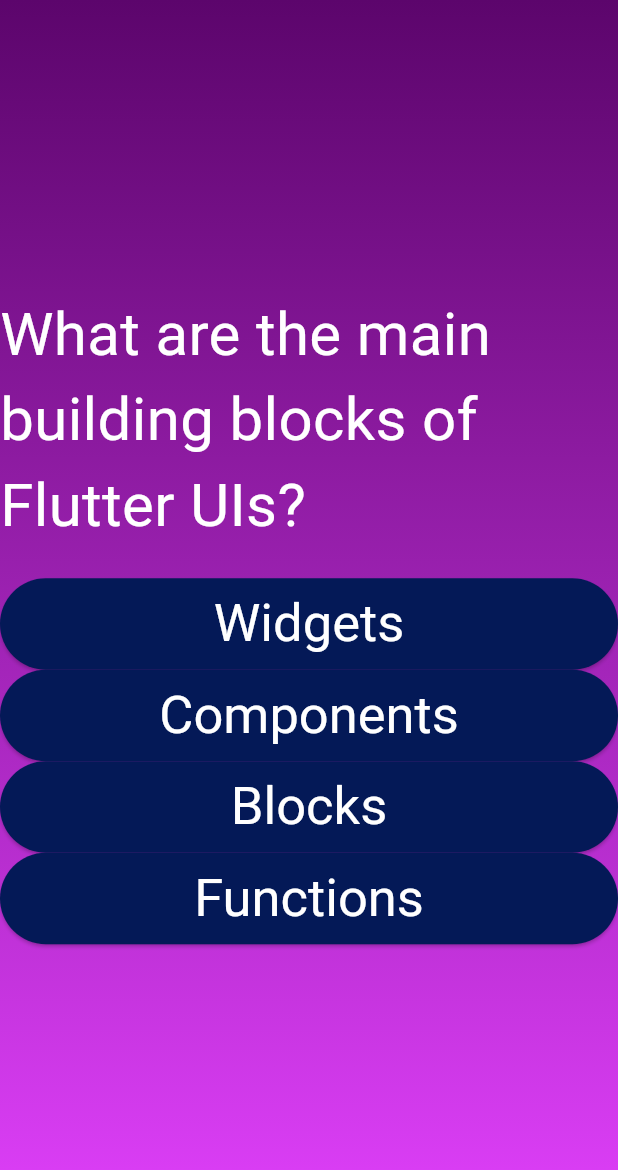
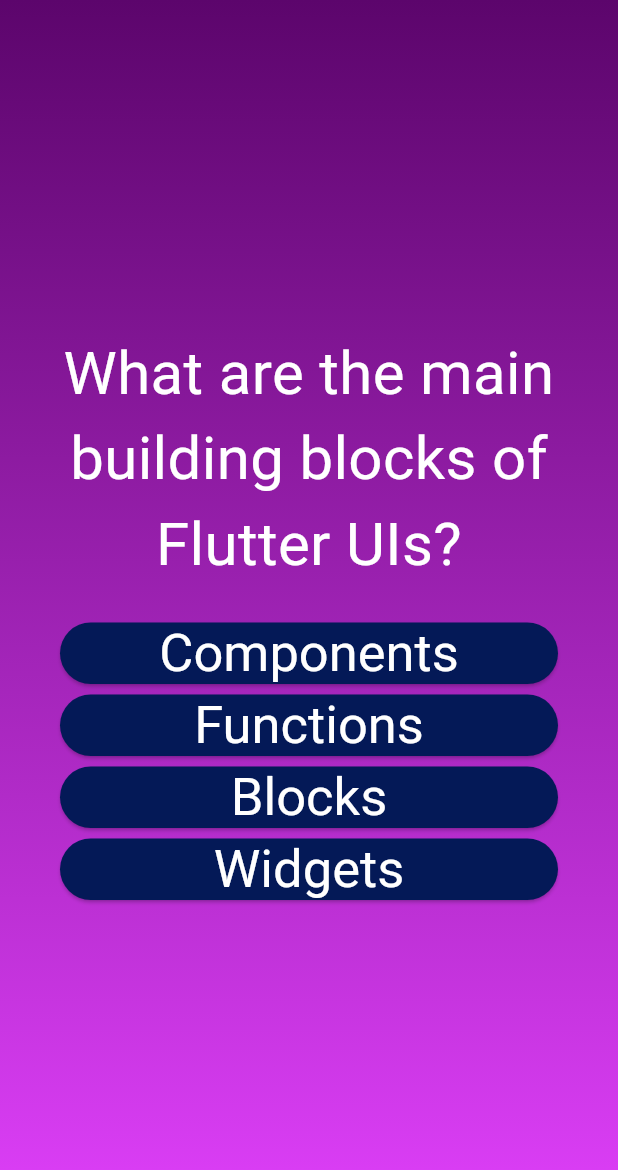
Before and after one commit to Mach-web/dart_flutter, a Flutter app: the screen it shows after launch, after a tap on "Start quiz", on a phone screen of 412 x 824 dp. Shown: the top 1170 px of the screen. Run offline on Flutter 3.47's test engine with Material 3 defaults, Android fonts, the phone set to English and light mode, and no system bars.

Commit message:
Mutating values in memory

```diff
--- a/quiz_app/lib/answer_button.dart
+++ b/quiz_app/lib/answer_button.dart
@@ -13,14 +13,14 @@
       style: ElevatedButton.styleFrom(
         textStyle: const TextStyle(fontSize: 35
         ),
-        padding: const EdgeInsets.symmetric(horizontal: 40,
-        vertical: 10,
-        ),
+        // padding: const EdgeInsets.symmetric(horizontal: 40,
+        // vertical: 10,
+        // ),
         backgroundColor: const Color.fromARGB(255, 4, 25, 87
         ),
         foregroundColor: Colors.white,
-        minimumSize: const Size(300, 60
-        ),
+        // minimumSize: const Size(300, 60
+        // ),
         shape: RoundedRectangleBorder(
           borderRadius: BorderRadius.circular(40
           ),
--- a/quiz_app/lib/models/quiz_questions.dart
+++ b/quiz_app/lib/models/quiz_questions.dart
@@ -2,4 +2,10 @@
   const QuizQuestions(this.text, this.answers);
   final String text;
   final List<String> answers;
+
+  List<String> shuffleAnswers(){
+    final shuffledList = List.of(answers);
+    shuffledList.shuffle();
+    return shuffledList;
+  }
 }
--- a/quiz_app/lib/questions_screen.dart
+++ b/quiz_app/lib/questions_screen.dart
@@ -19,6 +19,8 @@
     const double sizedBoxHeight = 20;
     return SizedBox(
       width: double.infinity,
+      child: Container(
+        margin: const EdgeInsets.all(40),
         child: Column(
           crossAxisAlignment: CrossAxisAlignment.stretch,
           mainAxisAlignment: MainAxisAlignment.center,
@@ -28,12 +30,13 @@
               fontSize: 40,
               color: Colors.white,
             ),
+            textAlign: TextAlign.center,
             ),
 
             const SizedBox(height: sizedBoxHeight,
             ),
 
-          ...currentQuestion.answers.map((answers){
+            ...currentQuestion.shuffleAnswers().map((answers){
               return
                 AnswerButton(text: answers,
                 onTap: (){},
@@ -54,6 +57,7 @@
 
           ],
         ),
+      ),
     );
 
   }
```
Lines whose indentation alone changed are shown as unchanged.
